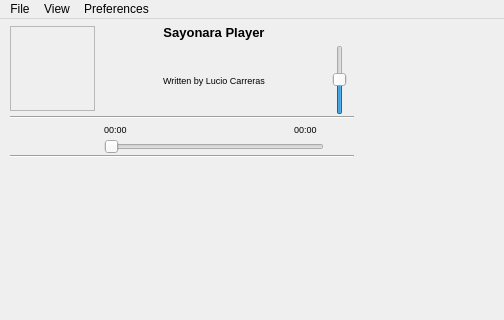
Old version of the form trunk/GUI/GUI_Simpleplayer.ui in the repository shahid334/sayonara-player; both pictures show x 0 to 504 and y 0 to 320 of the 1000 by 654 pixel window.
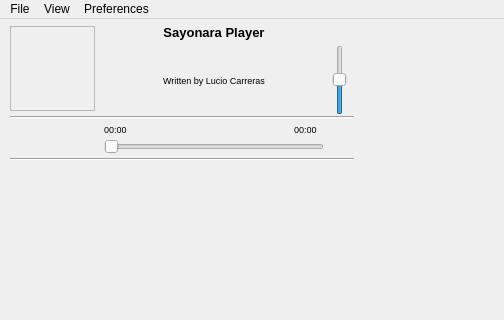
New version of the form. Icons and pictures are not drawn.

What changed in the file:
```diff
--- a/trunk/GUI/GUI_Simpleplayer.ui
+++ b/trunk/GUI/GUI_Simpleplayer.ui
@@ -572,7 +572,7 @@
          <x>0</x>
          <y>0</y>
          <width>335</width>
-         <height>317</height>
+         <height>312</height>
         </rect>
        </property>
       </widget>
@@ -603,6 +603,15 @@
     </item>
     <item row="7" column="0" colspan="7">
      <widget class="Line" name="line">
+      <property name="enabled">
+       <bool>true</bool>
+      </property>
+      <property name="minimumSize">
+       <size>
+        <width>0</width>
+        <height>8</height>
+       </size>
+      </property>
       <property name="orientation">
        <enum>Qt::Horizontal</enum>
       </property>
```
